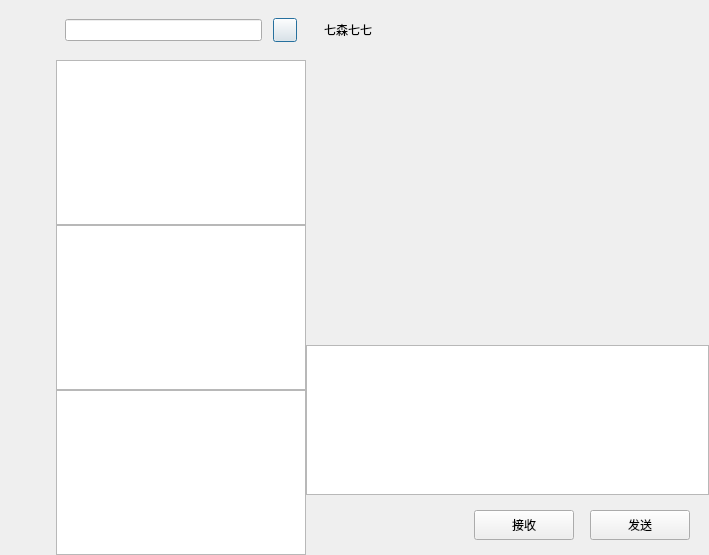
First picture: the form in chatdialog.ui, repository YRDF/7-chat, before the edit.
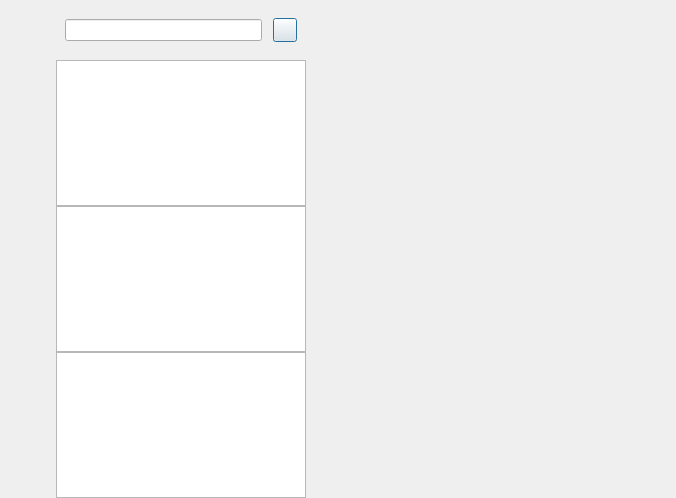
Second picture: the form after the edit. Custom widgets are drawn as their Qt base class.

Patch:
```diff
--- a/chatdialog.ui
+++ b/chatdialog.ui
@@ -6,8 +6,8 @@
    <rect>
     <x>0</x>
     <y>0</y>
-    <width>709</width>
-    <height>555</height>
+    <width>676</width>
+    <height>498</height>
    </rect>
   </property>
   <property name="windowTitle">
@@ -264,288 +264,12 @@
     </widget>
    </item>
    <item>
-    <widget class="QWidget" name="chat_data_wid" native="true">
-     <layout class="QVBoxLayout" name="verticalLayout_4">
-      <property name="spacing">
-       <number>0</number>
-      </property>
-      <property name="leftMargin">
-       <number>0</number>
-      </property>
-      <property name="topMargin">
-       <number>0</number>
-      </property>
-      <property name="rightMargin">
-       <number>0</number>
-      </property>
-      <property name="bottomMargin">
-       <number>0</number>
-      </property>
-      <item>
-       <widget class="QWidget" name="title_wid" native="true">
-        <property name="minimumSize">
-         <size>
-          <width>0</width>
-          <height>60</height>
-         </size>
-        </property>
-        <property name="maximumSize">
-         <size>
-          <width>16777215</width>
-          <height>60</height>
-         </size>
-        </property>
-        <layout class="QVBoxLayout" name="verticalLayout_5">
-         <item>
-          <widget class="QWidget" name="widget_2" native="true">
-           <layout class="QHBoxLayout" name="horizontalLayout_3">
-            <item>
-             <widget class="QLabel" name="title_lb">
-              <property name="text">
-               <string>七森七七</string>
-              </property>
-             </widget>
-            </item>
-           </layout>
-          </widget>
-         </item>
-        </layout>
-       </widget>
-      </item>
-      <item>
-       <widget class="QWidget" name="chat_data_list" native="true"/>
-      </item>
-      <item>
-       <widget class="QWidget" name="tool_wid" native="true">
-        <property name="minimumSize">
-         <size>
-          <width>0</width>
-          <height>60</height>
-         </size>
-        </property>
-        <property name="maximumSize">
-         <size>
-          <width>16777215</width>
-          <height>60</height>
-         </size>
-        </property>
-        <layout class="QHBoxLayout" name="horizontalLayout_4">
-         <property name="leftMargin">
-          <number>2</number>
-         </property>
-         <property name="topMargin">
-          <number>2</number>
-         </property>
-         <property name="rightMargin">
-          <number>2</number>
-         </property>
-         <property name="bottomMargin">
-          <number>2</number>
-         </property>
-         <item>
-          <spacer name="horizontalSpacer_2">
-           <property name="orientation">
-            <enum>Qt::Horizontal</enum>
-           </property>
-           <property name="sizeType">
-            <enum>QSizePolicy::Fixed</enum>
-           </property>
-           <property name="sizeHint" stdset="0">
-            <size>
-             <width>5</width>
-             <height>20</height>
-            </size>
-           </property>
-          </spacer>
-         </item>
-         <item>
-          <widget class="QLabel" name="emo_lib">
-           <property name="minimumSize">
-            <size>
-             <width>25</width>
-             <height>25</height>
-            </size>
-           </property>
-           <property name="maximumSize">
-            <size>
-             <width>25</width>
-             <height>25</height>
-            </size>
-           </property>
-           <property name="text">
-            <string/>
-           </property>
-          </widget>
-         </item>
-         <item>
-          <spacer name="horizontalSpacer_4">
-           <property name="orientation">
-            <enum>Qt::Horizontal</enum>
-           </property>
-           <property name="sizeType">
-            <enum>QSizePolicy::Fixed</enum>
-           </property>
-           <property name="sizeHint" stdset="0">
-            <size>
-             <width>5</width>
-             <height>20</height>
-            </size>
-           </property>
-          </spacer>
-         </item>
-         <item>
-          <widget class="QLabel" name="file_lib">
-           <property name="minimumSize">
-            <size>
-             <width>25</width>
-             <height>25</height>
-            </size>
-           </property>
-           <property name="maximumSize">
-            <size>
-             <width>25</width>
-             <height>25</height>
-            </size>
-           </property>
-           <property name="text">
-            <string/>
-           </property>
-          </widget>
-         </item>
-         <item>
-          <spacer name="horizontalSpacer_3">
-           <property name="orientation">
-            <enum>Qt::Horizontal</enum>
-           </property>
-           <property name="sizeHint" stdset="0">
-            <size>
-             <width>40</width>
-             <height>20</height>
-            </size>
-           </property>
-          </spacer>
-         </item>
-        </layout>
-       </widget>
-      </item>
-      <item>
-       <widget class="QTextEdit" name="chatEdit">
-        <property name="minimumSize">
-         <size>
-          <width>0</width>
-          <height>150</height>
-         </size>
-        </property>
-        <property name="maximumSize">
-         <size>
-          <width>16777215</width>
-          <height>150</height>
-         </size>
-        </property>
-       </widget>
-      </item>
-      <item>
-       <widget class="QWidget" name="widget_5" native="true">
-        <property name="minimumSize">
-         <size>
-          <width>0</width>
-          <height>60</height>
-         </size>
-        </property>
-        <property name="maximumSize">
-         <size>
-          <width>16777215</width>
-          <height>60</height>
-         </size>
-        </property>
-        <layout class="QHBoxLayout" name="horizontalLayout_5">
-         <item>
-          <spacer name="horizontalSpacer_5">
-           <property name="orientation">
-            <enum>Qt::Horizontal</enum>
-           </property>
-           <property name="sizeHint" stdset="0">
-            <size>
-             <width>40</width>
-             <height>20</height>
-            </size>
-           </property>
-          </spacer>
-         </item>
-         <item>
-          <widget class="QPushButton" name="receive_btn">
-           <property name="minimumSize">
-            <size>
-             <width>100</width>
-             <height>30</height>
-            </size>
-           </property>
-           <property name="maximumSize">
-            <size>
-             <width>100</width>
-             <height>30</height>
-            </size>
-           </property>
-           <property name="text">
-            <string>接收</string>
-           </property>
-          </widget>
-         </item>
-         <item>
-          <spacer name="horizontalSpacer_6">
-           <property name="orientation">
-            <enum>Qt::Horizontal</enum>
-           </property>
-           <property name="sizeType">
-            <enum>QSizePolicy::Fixed</enum>
-           </property>
-           <property name="sizeHint" stdset="0">
-            <size>
-             <width>10</width>
-             <height>20</height>
-            </size>
-           </property>
-          </spacer>
-         </item>
-         <item>
-          <widget class="QPushButton" name="send_btn">
-           <property name="minimumSize">
-            <size>
-             <width>100</width>
-             <height>30</height>
-            </size>
-           </property>
-           <property name="maximumSize">
-            <size>
-             <width>100</width>
-             <height>30</height>
-            </size>
-           </property>
-           <property name="text">
-            <string>发送</string>
-           </property>
-          </widget>
-         </item>
-         <item>
-          <spacer name="horizontalSpacer_7">
-           <property name="orientation">
-            <enum>Qt::Horizontal</enum>
-           </property>
-           <property name="sizeType">
-            <enum>QSizePolicy::Fixed</enum>
-           </property>
-           <property name="sizeHint" stdset="0">
-            <size>
-             <width>10</width>
-             <height>20</height>
-            </size>
-           </property>
-          </spacer>
-         </item>
-        </layout>
-       </widget>
-      </item>
-     </layout>
+    <widget class="QStackedWidget" name="stackedWidget">
+     <property name="currentIndex">
+      <number>0</number>
+     </property>
+     <widget class="ChatPage" name="chat_page"/>
+     <widget class="QWidget" name="friend_apply_page"/>
     </widget>
    </item>
   </layout>
@@ -566,6 +290,12 @@
    <extends>QListWidget</extends>
    <header location="global">chatuserlist.h</header>
   </customwidget>
+  <customwidget>
+   <class>ChatPage</class>
+   <extends>QWidget</extends>
+   <header>chatpage.h</header>
+   <container>1</container>
+  </customwidget>
  </customwidgets>
  <resources/>
  <connections/>
```
